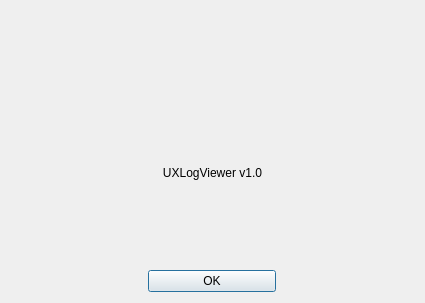
Old version of the form Src/Dialogs/AboutDialog.ui in the repository os-v/UXLogViewer.
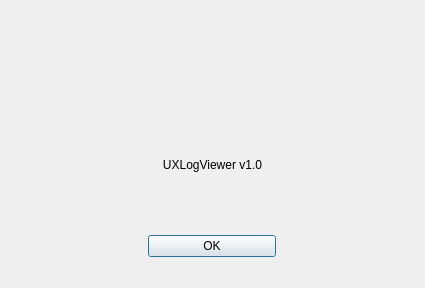
New version of the form. Icons and pictures are not drawn.

```diff
--- a/Src/Dialogs/AboutDialog.ui
+++ b/Src/Dialogs/AboutDialog.ui
@@ -7,7 +7,7 @@
     <x>0</x>
     <y>0</y>
     <width>425</width>
-    <height>303</height>
+    <height>288</height>
    </rect>
   </property>
   <property name="windowTitle">
@@ -17,6 +17,19 @@
    <bool>true</bool>
   </property>
   <layout class="QVBoxLayout" name="verticalLayout">
+   <item>
+    <spacer name="m_pVerticalSpacerDesktop">
+     <property name="orientation">
+      <enum>Qt::Vertical</enum>
+     </property>
+     <property name="sizeHint" stdset="0">
+      <size>
+       <width>20</width>
+       <height>40</height>
+      </size>
+     </property>
+    </spacer>
+   </item>
    <item>
     <layout class="QHBoxLayout" name="horizontalLayout">
      <item>
@@ -66,6 +79,9 @@
      <property name="text">
       <string>UXLogViewer v1.0</string>
      </property>
+     <property name="textFormat">
+      <enum>Qt::AutoText</enum>
+     </property>
      <property name="alignment">
       <set>Qt::AlignCenter</set>
      </property>
@@ -94,6 +110,19 @@
      </item>
     </layout>
    </item>
+   <item>
+    <spacer name="m_pVerticalSpacerMobile">
+     <property name="orientation">
+      <enum>Qt::Vertical</enum>
+     </property>
+     <property name="sizeHint" stdset="0">
+      <size>
+       <width>20</width>
+       <height>40</height>
+      </size>
+     </property>
+    </spacer>
+   </item>
   </layout>
  </widget>
  <resources>
```
Left out of the diff: 3 changed lines with no effect on the pictures.
